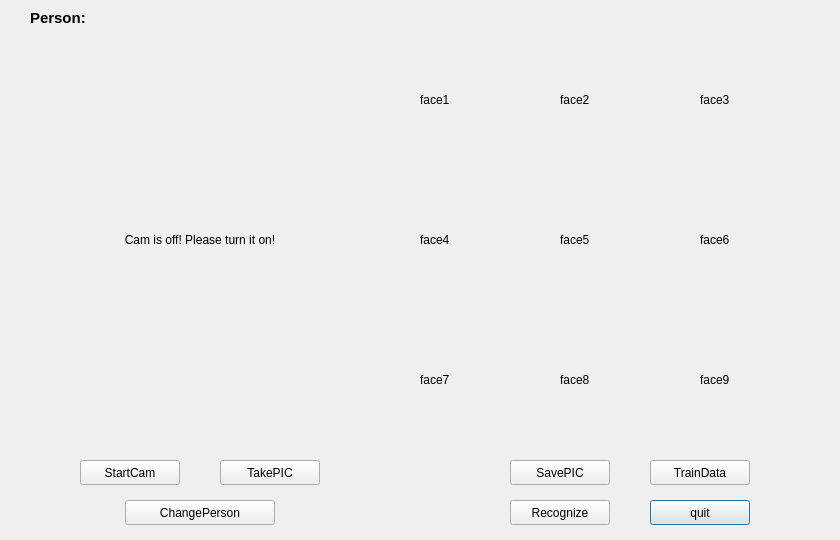
This is faceDemo/detect.ui in dreamcity/FaceDetectRecoginze as Qt 5 draws it before an edit. The edited form follows.
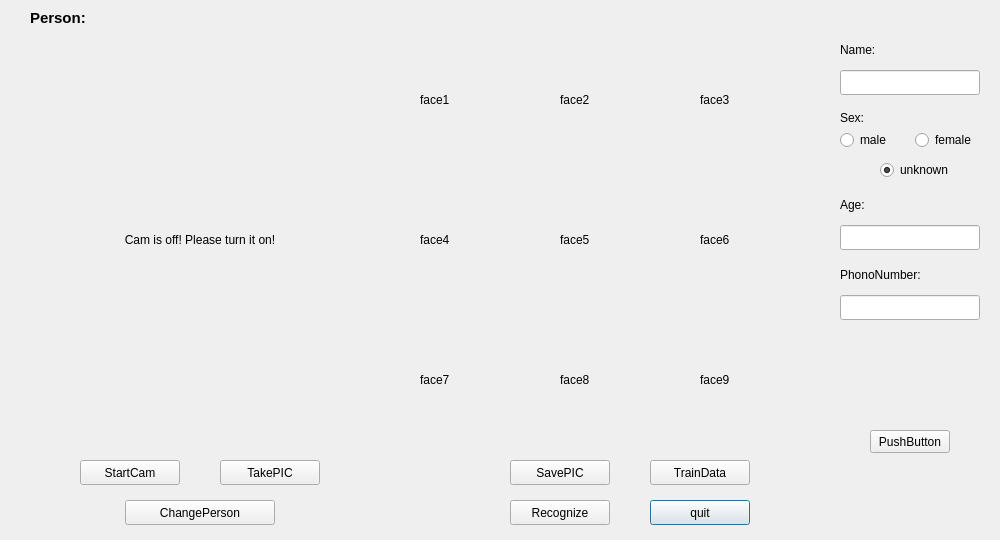
This is the edited form.

```diff
--- a/faceDemo/detect.ui
+++ b/faceDemo/detect.ui
@@ -6,7 +6,7 @@
    <rect>
     <x>0</x>
     <y>0</y>
-    <width>840</width>
+    <width>1000</width>
     <height>540</height>
    </rect>
   </property>
@@ -280,6 +280,143 @@
     <string>TrainData</string>
    </property>
   </widget>
+  <widget class="QLabel" name="label_2">
+   <property name="geometry">
+    <rect>
+     <x>840</x>
+     <y>40</y>
+     <width>140</width>
+     <height>20</height>
+    </rect>
+   </property>
+   <property name="text">
+    <string>Name:</string>
+   </property>
+  </widget>
+  <widget class="QLabel" name="label_3">
+   <property name="geometry">
+    <rect>
+     <x>840</x>
+     <y>110</y>
+     <width>140</width>
+     <height>15</height>
+    </rect>
+   </property>
+   <property name="text">
+    <string>Sex:</string>
+   </property>
+  </widget>
+  <widget class="QLabel" name="label_4">
+   <property name="geometry">
+    <rect>
+     <x>840</x>
+     <y>195</y>
+     <width>140</width>
+     <height>20</height>
+    </rect>
+   </property>
+   <property name="text">
+    <string>Age:</string>
+   </property>
+  </widget>
+  <widget class="QLabel" name="label_5">
+   <property name="geometry">
+    <rect>
+     <x>840</x>
+     <y>265</y>
+     <width>140</width>
+     <height>20</height>
+    </rect>
+   </property>
+   <property name="text">
+    <string>PhonoNumber:</string>
+   </property>
+  </widget>
+  <widget class="QLineEdit" name="name">
+   <property name="geometry">
+    <rect>
+     <x>840</x>
+     <y>70</y>
+     <width>140</width>
+     <height>25</height>
+    </rect>
+   </property>
+  </widget>
+  <widget class="QLineEdit" name="age">
+   <property name="geometry">
+    <rect>
+     <x>840</x>
+     <y>225</y>
+     <width>140</width>
+     <height>25</height>
+    </rect>
+   </property>
+  </widget>
+  <widget class="QRadioButton" name="radioButton">
+   <property name="geometry">
+    <rect>
+     <x>840</x>
+     <y>130</y>
+     <width>65</width>
+     <height>20</height>
+    </rect>
+   </property>
+   <property name="text">
+    <string>male</string>
+   </property>
+  </widget>
+  <widget class="QRadioButton" name="radioButton_2">
+   <property name="geometry">
+    <rect>
+     <x>915</x>
+     <y>130</y>
+     <width>65</width>
+     <height>20</height>
+    </rect>
+   </property>
+   <property name="text">
+    <string>female</string>
+   </property>
+  </widget>
+  <widget class="QRadioButton" name="radioButton_3">
+   <property name="geometry">
+    <rect>
+     <x>880</x>
+     <y>160</y>
+     <width>80</width>
+     <height>20</height>
+    </rect>
+   </property>
+   <property name="text">
+    <string>unknown</string>
+   </property>
+   <property name="checked">
+    <bool>true</bool>
+   </property>
+  </widget>
+  <widget class="QLineEdit" name="phonenumber">
+   <property name="geometry">
+    <rect>
+     <x>840</x>
+     <y>295</y>
+     <width>140</width>
+     <height>25</height>
+    </rect>
+   </property>
+  </widget>
+  <widget class="QPushButton" name="pushButton_2">
+   <property name="geometry">
+    <rect>
+     <x>870</x>
+     <y>430</y>
+     <width>80</width>
+     <height>23</height>
+    </rect>
+   </property>
+   <property name="text">
+    <string>PushButton</string>
+   </property>
+  </widget>
  </widget>
  <resources/>
  <connections>
```
